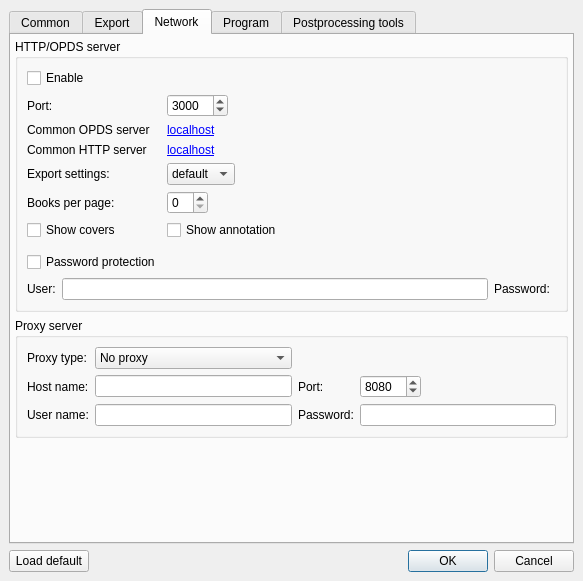
First picture: the form in src/settingsdlg.ui, repository petrovvlad/freeLib, before the edit.
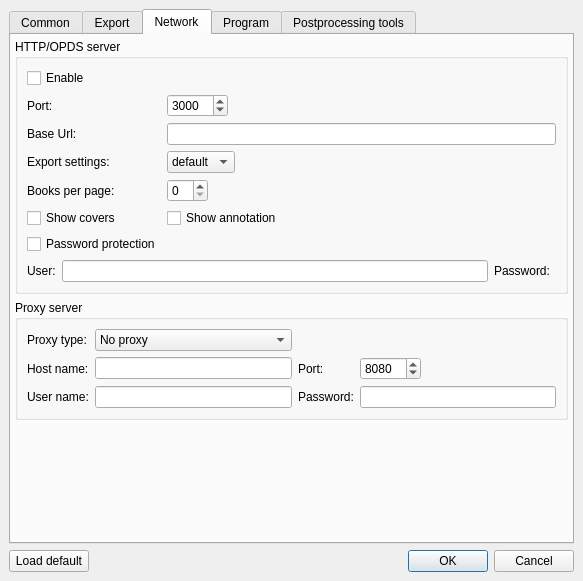
Second picture: the form after the edit. The open tabs and pages were chosen to show the change. Icons and pictures are not drawn. Custom widgets are drawn as their Qt base class.

Commit message: feat: Base Url

The edit to the form file:
```diff
--- a/src/settingsdlg.ui
+++ b/src/settingsdlg.ui
@@ -476,29 +476,6 @@
            </widget>
           </item>
           <item row="2" column="0">
-           <widget class="QLabel" name="label_21">
-            <property name="sizePolicy">
-             <sizepolicy hsizetype="Fixed" vsizetype="Preferred">
-              <horstretch>0</horstretch>
-              <verstretch>0</verstretch>
-             </sizepolicy>
-            </property>
-            <property name="text">
-             <string>Common OPDS server</string>
-            </property>
-           </widget>
-          </item>
-          <item row="2" column="1">
-           <widget class="QLabel" name="OPDS">
-            <property name="text">
-             <string notr="true">&lt;a href=&quot;localhost&quot;&gt;localhost&lt;/a&gt;</string>
-            </property>
-            <property name="openExternalLinks">
-             <bool>true</bool>
-            </property>
-           </widget>
-          </item>
-          <item row="3" column="0">
            <widget class="QLabel" name="label_23">
             <property name="sizePolicy">
              <sizepolicy hsizetype="Fixed" vsizetype="Preferred">
@@ -507,21 +484,20 @@
              </sizepolicy>
             </property>
             <property name="text">
-             <string>Common HTTP server</string>
+             <string>Base Url:</string>
             </property>
-           </widget>
-          </item>
-          <item row="3" column="1">
-           <widget class="QLabel" name="HTTP">
-            <property name="text">
-             <string notr="true">&lt;a href=&quot;localhost&quot;&gt;localhost&lt;/a&gt;</string>
+            <property name="textFormat">
+             <enum>Qt::TextFormat::MarkdownText</enum>
             </property>
             <property name="openExternalLinks">
              <bool>true</bool>
             </property>
            </widget>
           </item>
-          <item row="4" column="0">
+          <item row="2" column="1">
+           <widget class="QLineEdit" name="baseUrl"/>
+          </item>
+          <item row="3" column="0">
            <widget class="QLabel" name="label_2">
             <property name="sizePolicy">
              <sizepolicy hsizetype="Fixed" vsizetype="Preferred">
@@ -534,7 +510,7 @@
             </property>
            </widget>
           </item>
-          <item row="4" column="1">
+          <item row="3" column="1">
            <widget class="QComboBox" name="httpExport">
             <property name="sizePolicy">
              <sizepolicy hsizetype="Fixed" vsizetype="Fixed">
@@ -549,7 +525,7 @@
             </item>
            </widget>
           </item>
-          <item row="5" column="0">
+          <item row="4" column="0">
            <widget class="QLabel" name="label_5">
             <property name="sizePolicy">
              <sizepolicy hsizetype="Fixed" vsizetype="Preferred">
@@ -562,7 +538,7 @@
             </property>
            </widget>
           </item>
-          <item row="5" column="1">
+          <item row="4" column="1">
            <widget class="QSpinBox" name="books_per_page">
             <property name="sizePolicy">
              <sizepolicy hsizetype="Fixed" vsizetype="Fixed">
@@ -575,17 +551,28 @@
             </property>
            </widget>
           </item>
-          <item row="7" column="0">
-           <layout class="QGridLayout" name="gridLayout_3"/>
+          <item row="5" column="0">
+           <widget class="QCheckBox" name="srv_covers">
+            <property name="text">
+             <string>Show covers</string>
+            </property>
+           </widget>
           </item>
-          <item row="8" column="0">
+          <item row="5" column="1">
+           <widget class="QCheckBox" name="srv_annotation">
+            <property name="text">
+             <string>Show annotation</string>
+            </property>
+           </widget>
+          </item>
+          <item row="6" column="0">
            <widget class="QCheckBox" name="HTTP_need_pasword">
             <property name="text">
              <string>Password protection</string>
             </property>
            </widget>
           </item>
-          <item row="9" column="0" colspan="2">
+          <item row="8" column="0" colspan="2">
            <layout class="QGridLayout" name="gridLayout_2">
             <item row="0" column="2">
              <widget class="QLabel" name="p_password">
@@ -609,19 +596,18 @@
             </item>
            </layout>
           </item>
-          <item row="6" column="0">
-           <widget class="QCheckBox" name="srv_covers">
-            <property name="text">
-             <string>Show covers</string>
-            </property>
-           </widget>
-          </item>
           <item row="6" column="1">
-           <widget class="QCheckBox" name="srv_annotation">
-            <property name="text">
-             <string>Show annotation</string>
+           <spacer name="horizontalSpacer_5">
+            <property name="orientation">
+             <enum>Qt::Orientation::Horizontal</enum>
             </property>
-           </widget>
+            <property name="sizeHint" stdset="0">
+             <size>
+              <width>40</width>
+              <height>20</height>
+             </size>
+            </property>
+           </spacer>
           </item>
          </layout>
         </widget>
@@ -663,25 +649,6 @@
             </property>
            </widget>
           </item>
-          <item row="0" column="1">
-           <widget class="QComboBox" name="proxy_type">
-            <item>
-             <property name="text">
-              <string>No proxy</string>
-             </property>
-            </item>
-            <item>
-             <property name="text">
-              <string notr="true">SOCKS 5</string>
-             </property>
-            </item>
-            <item>
-             <property name="text">
-              <string notr="true">HTTP</string>
-             </property>
-            </item>
-           </widget>
-          </item>
           <item row="1" column="1">
            <widget class="QLineEdit" name="proxy_host"/>
           </item>
@@ -732,6 +699,25 @@
             </property>
            </widget>
           </item>
+          <item row="0" column="1">
+           <widget class="QComboBox" name="proxy_type">
+            <item>
+             <property name="text">
+              <string>No proxy</string>
+             </property>
+            </item>
+            <item>
+             <property name="text">
+              <string notr="true">SOCKS 5</string>
+             </property>
+            </item>
+            <item>
+             <property name="text">
+              <string notr="true">HTTP</string>
+             </property>
+            </item>
+           </widget>
+          </item>
           <item row="1" column="0">
            <widget class="QLabel" name="pl_1">
             <property name="text">
```
Left out of the diff: 91 changed lines with no effect on the pictures. The commit also changes 7 other files.
